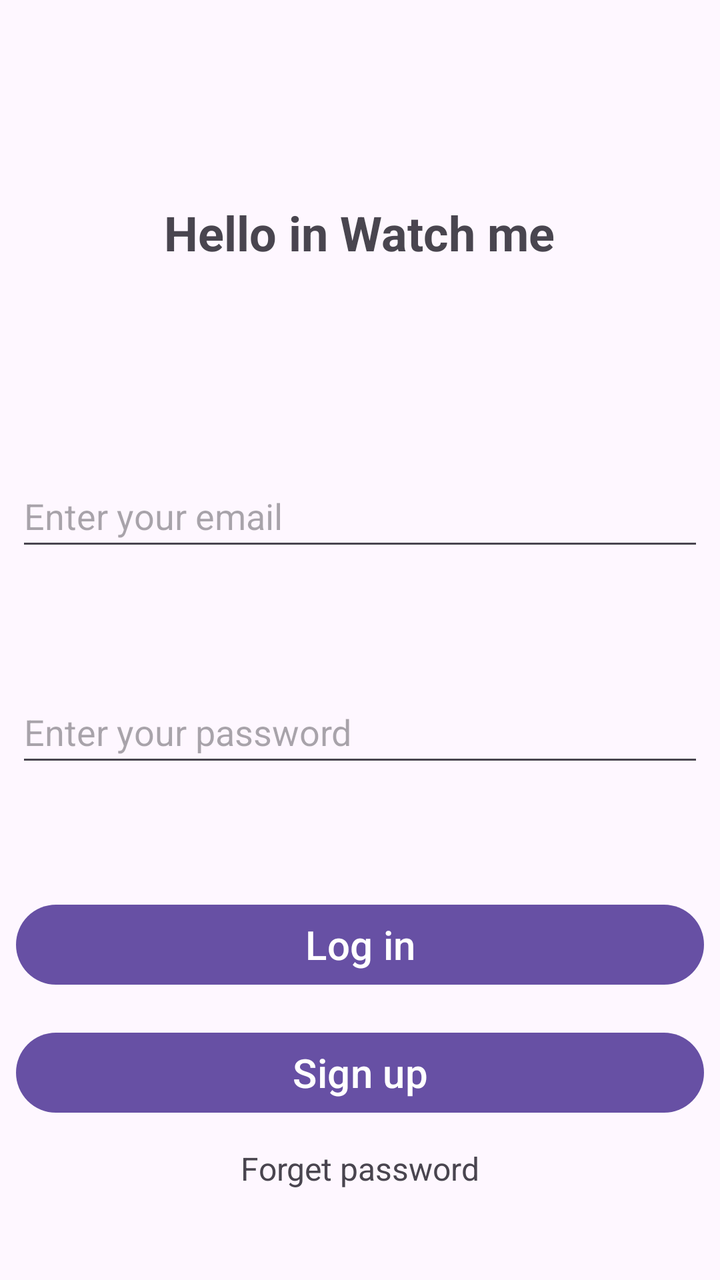
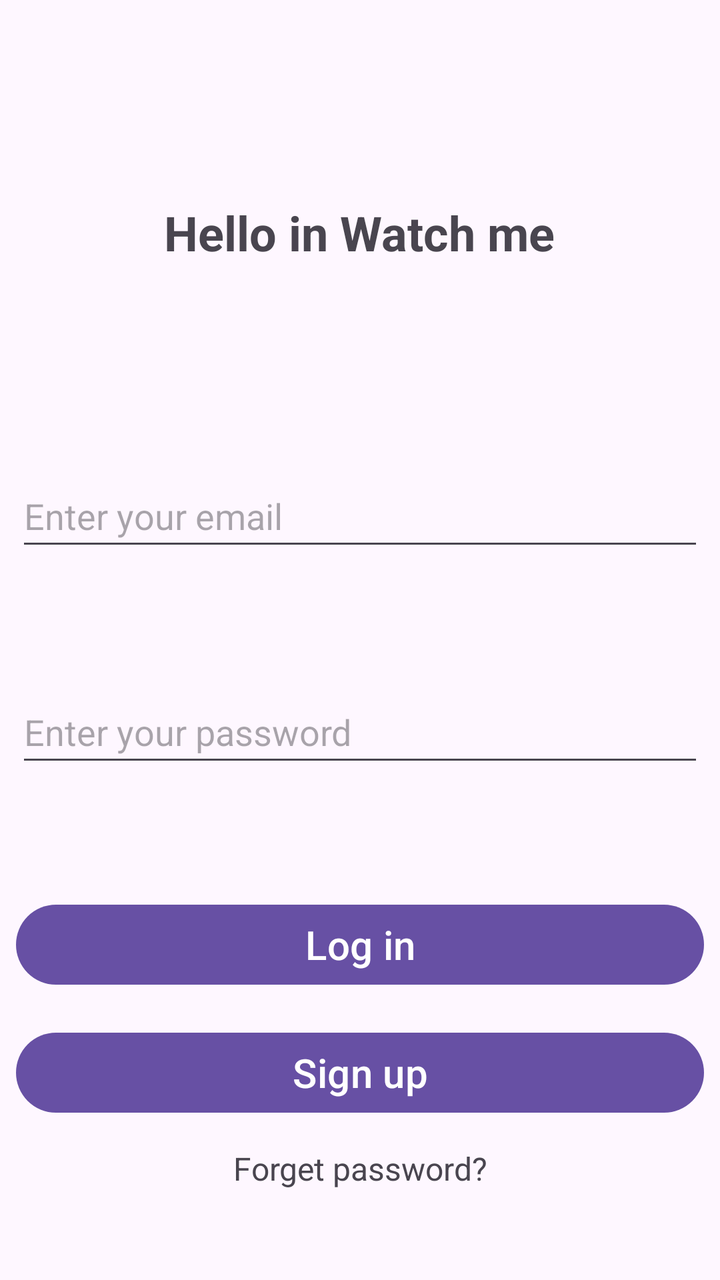

The first picture is an Android layout as it rendered before a commit; the second is the same layout after the commit. The layout source and the unified diff follow.
<!-- AndroidManifest.xml: application theme Theme.WatchMe -->
<!-- res/layout/fragment_login.xml -->
<?xml version="1.0" encoding="utf-8"?>
<FrameLayout xmlns:android="http://schemas.android.com/apk/res/android"
    xmlns:app="http://schemas.android.com/apk/res-auto"
    xmlns:tools="http://schemas.android.com/tools"
    android:layout_width="match_parent"
    android:layout_height="match_parent"
    tools:context=".accessusers.Login">

    <androidx.constraintlayout.widget.ConstraintLayout
        android:layout_width="match_parent"
        android:layout_height="match_parent">

        <TextView
            android:id="@+id/textView"
            android:layout_width="wrap_content"
            android:layout_height="wrap_content"
            android:layout_marginTop="100dp"
            android:text="Hello in Watch me"
            android:textSize="24sp"
            android:textStyle="bold"
            app:layout_constraintEnd_toEndOf="parent"
            app:layout_constraintHorizontal_bias="0.497"
            app:layout_constraintStart_toStartOf="parent"
            app:layout_constraintTop_toTopOf="parent" />

        <EditText
            android:id="@+id/email_edt"
            android:layout_width="0dp"
            android:layout_height="48dp"
            android:layout_marginLeft="8dp"
            android:layout_marginTop="100dp"
            android:layout_marginRight="8dp"
            android:ems="10"
            android:hint="Enter your email"
            android:inputType="textEmailAddress"
            app:layout_constraintEnd_toEndOf="parent"
            app:layout_constraintHorizontal_bias="0.497"
            app:layout_constraintStart_toStartOf="parent"
            app:layout_constraintTop_toBottomOf="@+id/textView" />

        <EditText
            android:id="@+id/password_edt"
            android:layout_width="0dp"
            android:layout_height="48dp"
            android:layout_marginLeft="8dp"
            android:layout_marginTop="60dp"
            android:layout_marginRight="8dp"
            android:ems="10"
            android:hint="@string/password_hint"
            android:inputType="textPassword"
            app:layout_constraintEnd_toEndOf="parent"
            app:layout_constraintHorizontal_bias="0.497"
            app:layout_constraintStart_toStartOf="parent"
            app:layout_constraintTop_toBottomOf="@+id/email_edt" />

        <Button
            android:id="@+id/login_btn"
            style="@style/Widget.Material3.Button"
            android:layout_width="0dp"
            android:layout_height="wrap_content"
            android:layout_marginLeft="8dp"
            android:layout_marginTop="60dp"
            android:layout_marginRight="8dp"
            android:text="Log in"
            android:textSize="20sp"
            app:layout_constraintEnd_toEndOf="parent"
            app:layout_constraintHorizontal_bias="0.498"
            app:layout_constraintStart_toStartOf="parent"
            app:layout_constraintTop_toBottomOf="@+id/password_edt" />

        <Button
            android:id="@+id/signup_btn"
            android:layout_width="0dp"
            android:layout_height="wrap_content"
            android:layout_marginLeft="8dp"
            android:layout_marginTop="16dp"
            android:layout_marginRight="8dp"
            android:text="Sign up"
            android:textSize="20sp"
            app:layout_constraintEnd_toEndOf="parent"
            app:layout_constraintStart_toStartOf="parent"
            app:layout_constraintTop_toBottomOf="@+id/login_btn" />

        <TextView
            android:id="@+id/forget_password_tv"
            android:layout_width="wrap_content"
            android:layout_height="wrap_content"
            android:layout_marginTop="13dp"
            android:text="Forget password"
            android:textSize="16sp"
            app:layout_constraintEnd_toEndOf="parent"
            app:layout_constraintStart_toStartOf="parent"
            app:layout_constraintTop_toBottomOf="@+id/signup_btn" />
    </androidx.constraintlayout.widget.ConstraintLayout>
</FrameLayout>
<!-- resources referenced by this layout -->
<resources>
  <string name="password_hint">Enter your password</string>
  <style name="Theme.WatchMe" parent="Base.Theme.WatchMe" />
  <style name="Base.Theme.WatchMe" parent="Theme.Material3.DayNight.NoActionBar">
          
          
      </style>
</resources>

<!-- the commit's change to res/layout/fragment_login.xml (unified diff, before → after) -->
@@ -86,7 +86,7 @@
             android:layout_width="wrap_content"
             android:layout_height="wrap_content"
             android:layout_marginTop="13dp"
-            android:text="Forget password"
+            android:text="Forget password?"
             android:textSize="16sp"
             app:layout_constraintEnd_toEndOf="parent"
             app:layout_constraintStart_toStartOf="parent"
